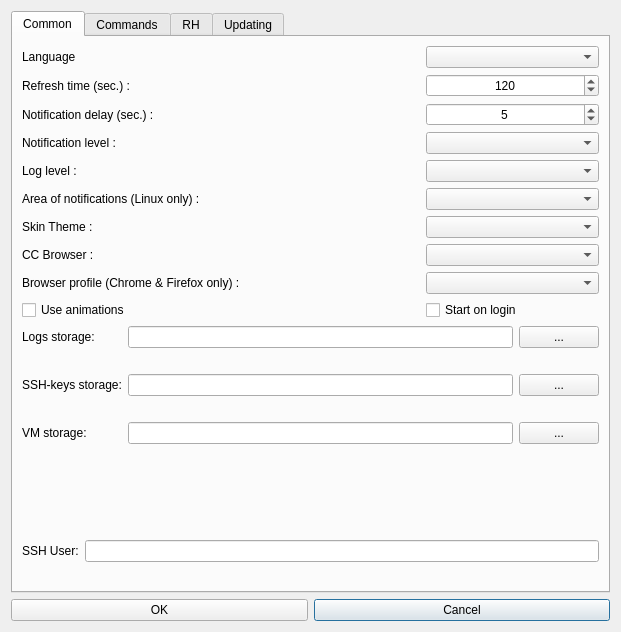
Above: hub/forms/DlgSettings.ui from subutai-io/control-center before the change. Below: the same form after it.
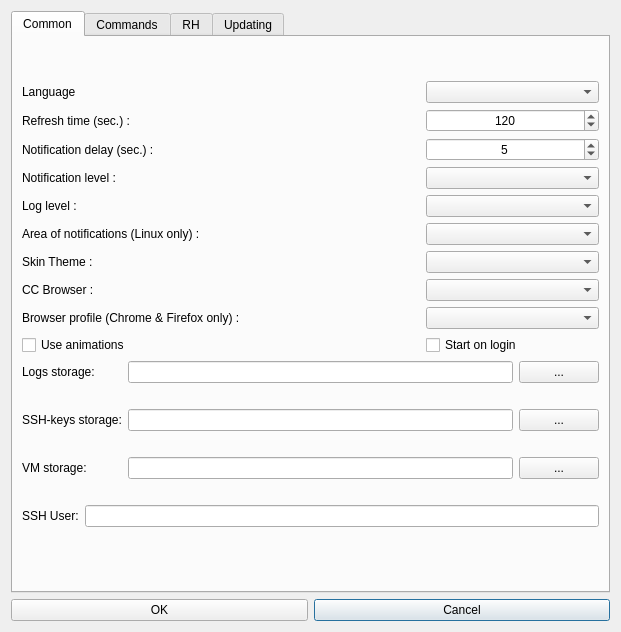
That is the form after the change. Icons and pictures are not drawn.

Commit message: error check for path #1485

What changed in the file:
```diff
--- a/hub/forms/DlgSettings.ui
+++ b/hub/forms/DlgSettings.ui
@@ -338,6 +338,12 @@
              </item>
              <item row="6" column="2">
               <widget class="QLabel" name="lbl_err_vm_storage">
+               <property name="sizePolicy">
+                <sizepolicy hsizetype="Expanding" vsizetype="Fixed">
+                 <horstretch>0</horstretch>
+                 <verstretch>0</verstretch>
+                </sizepolicy>
+               </property>
                <property name="text">
                 <string/>
                </property>
```
The commit also changes 2 other files.
